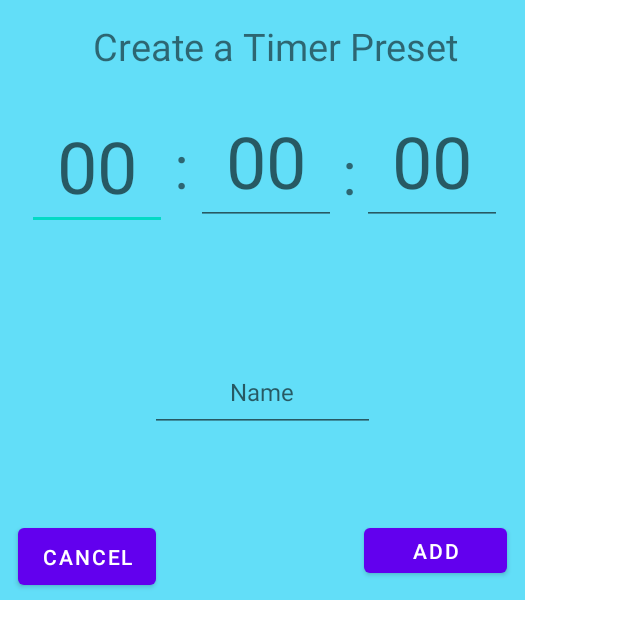
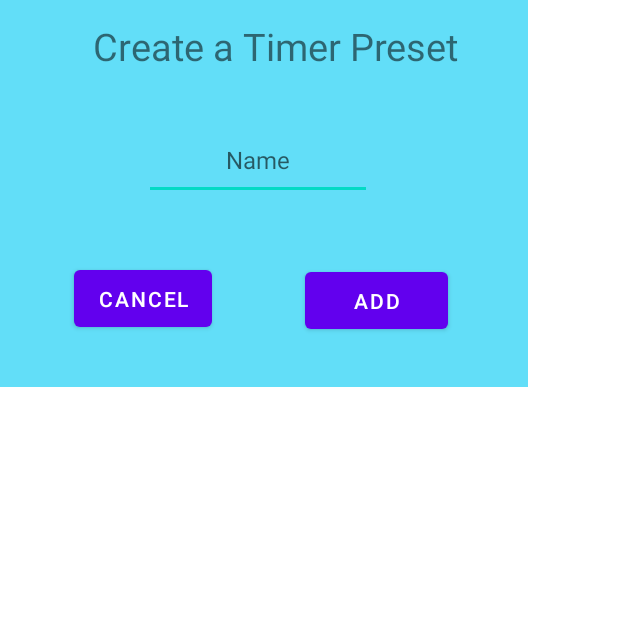
Before and after one commit to calicojack1720/LookOut, an Android app: the layout timer_popup_window.xml on its own in the app's theme, with its tools: preview values and no code run, on a phone screen of 412 x 824 dp. Shown: the top 639 px of the screen. Run offline under Robolectric (Android 15) with nearby library versions, the phone set to English and light mode, and no system bars.

Commit message:
Created Firebase auth in TimerActivity.kt, finished Timer layouts, and began implementing TimerActivity code

```diff
--- a/LookOut/app/src/main/java/com/example/lologin/TimerActivity.kt
+++ b/LookOut/app/src/main/java/com/example/lologin/TimerActivity.kt
@@ -4,11 +4,21 @@ import androidx.appcompat.app.AppCompatActivity
 import android.os.Bundle
 import android.widget.EditText
 import android.widget.Button
+import android.widget.TextView
+import com.google.firebase.auth.FirebaseAuth
+import com.google.firebase.auth.ktx.auth
+import com.google.firebase.ktx.Firebase
 
+
+private lateinit var auth: FirebaseAuth
 class TimerActivity : AppCompatActivity() {
     override fun onCreate(savedInstanceState: Bundle?) {
         super.onCreate(savedInstanceState)
         setContentView(R.layout.activity_timers)
+
+        //initializing Firebase
+        auth = Firebase.auth
+
 
         //Create val for timer_item.xml
         val timerView = layoutInflater.inflate(R.layout.activity_timers, null)
@@ -18,5 +28,50 @@ class TimerActivity : AppCompatActivity() {
         val inputTimerSeconds = timerView.findViewById<EditText>(R.id.TimerSeconds) //seconds input
 
         val startTimerButton = timerView.findViewById<Button>(R.id.StartTimer)  //start timer button
+
+        //create values to hold input time
+        val timerHours = inputTimerHours.text.toString().toIntOrNull()
+        val timerMinutes = inputTimerMinutes.text.toString().toIntOrNull()
+        val timerSeconds = inputTimerSeconds.text.toString().toIntOrNull()
+
+        //Checking for valid timer values
+        if (timerHours != null && timerHours in 0..99 && timerMinutes != null && timerMinutes in 0..59 && timerSeconds != null && timerSeconds in 0..59) {
+            //UserInput of Timer Time into Layout
+            var textViewString = ""
+            //TODO: not sure what existing_alarm_time is supposed to be
+            val timeTextView = timerView.findViewById<TextView>(R.id.existing_alarm_time)
+            if ((timerHours in 0..9) && (timerMinutes > 9) && (timerSeconds > 9)) {
+                textViewString = "0$timerHours:$timerMinutes:$timerSeconds"
+                timeTextView.text = textViewString
+            }
+            else if((timerHours in 0..9) && (timerMinutes in 0..9) && (timerSeconds > 9)) {
+                textViewString = "0$timerHours:0$timerMinutes:$timerSeconds"
+                timeTextView.text = textViewString
+            }
+            else if ((timerHours in 0..9) && (timerMinutes > 9) && (timerSeconds in 0..9)) {
+                textViewString = "0$timerHours:$timerMinutes:0$timerSeconds"
+                timeTextView.text = textViewString
+            }
+            else if ((timerHours > 9) && (timerMinutes in 0..9) && (timerSeconds > 9)) {
+                textViewString = "$timerHours:0$timerMinutes:$timerSeconds"
+                timeTextView.text = textViewString
+            }
+            else if ((timerHours > 9) && (timerMinutes in 0..9) && (timerSeconds in 0..9)) {
+                textViewString = "$timerHours:0$timerMinutes:$timerSeconds"
+                timeTextView.text = textViewString
+            }
+            else if ((timerHours > 9) && (timerMinutes > 9) && (timerSeconds in 0..9)) {
+                textViewString = "$timerHours:$timerMinutes:0$timerSeconds"
+                timeTextView.text = textViewString
+            }
+            else if ((timerHours in 0..9) && (timerMinutes in 0..9) && (timerSeconds in 0..9)) {
+                textViewString = "0$timerHours:0$timerMinutes:0$timerSeconds"
+                timeTextView.text = textViewString
+            }
+            else {
+                textViewString = "$timerHours:$timerMinutes:$timerSeconds"
+                timeTextView.text = textViewString
+            }
+        }
     }
 }
--- a/LookOut/app/src/main/res/layout/timer_popup_window.xml
+++ b/LookOut/app/src/main/res/layout/timer_popup_window.xml
@@ -6,8 +6,8 @@
     android:layout_height="match_parent">
 
     <RelativeLayout
-        android:layout_width="350dp"
-        android:layout_height="400dp"
+        android:layout_width="352dp"
+        android:layout_height="258dp"
         android:background="#62def8">
 
         <!--CODE BELOW COMMENTED OUT HAS NO USE-->
@@ -32,53 +32,6 @@
         <!--        android:textSize="25sp" />-->
 
 
-        <EditText
-            android:id="@+id/hours"
-            android:layout_width="93dp"
-            android:layout_height="84dp"
-            android:layout_alignParentStart="true"
-            android:layout_alignParentTop="true"
-            android:layout_marginStart="18dp"
-            android:layout_marginTop="69dp"
-            android:autofillHints=""
-            android:ems="10"
-            android:gravity="center_horizontal"
-            android:hint="00"
-            android:inputType="number"
-            android:textSize="48sp" />
-
-        <EditText
-            android:id="@+id/minutes"
-            android:layout_width="93dp"
-            android:layout_height="84dp"
-            android:layout_alignParentTop="true"
-            android:layout_alignParentEnd="true"
-            android:layout_marginTop="66dp"
-            android:layout_marginEnd="126dp"
-            android:ems="10"
-            android:gravity="center_horizontal"
-            android:hint="00"
-            android:inputType="number"
-            android:textSize="48sp" />
-
-        <EditText
-            android:id="@+id/name_text_box"
-            android:layout_width="150dp"
-            android:layout_height="wrap_content"
-            android:layout_alignParentStart="true"
-            android:layout_alignParentEnd="true"
-            android:layout_marginStart="100dp"
-            android:layout_marginTop="240dp"
-            android:layout_marginEnd="100dp"
-            android:gravity="center_horizontal"
-            android:hint="Name"
-            android:importantForAutofill="no"
-            android:inputType="text"
-            android:maxLines="1"
-            android:minHeight="48dp"
-            android:textAlignment="center"
-            android:textSize="16sp" />
-
         <!--    //Legacy Time Entry for debugging in case of bugs with new system-->
         <!--    <EditText-->
         <!--        android:id="@+id/time_entry"-->
@@ -96,15 +49,35 @@
         <!--        android:textAlignment="center"-->
         <!--        android:textSize="15sp" />-->
 
+        <EditText
+            android:id="@+id/name_text_box"
+            android:layout_width="150dp"
+            android:layout_height="wrap_content"
+            android:layout_below="@+id/preset_message"
+            android:layout_alignParentStart="true"
+            android:layout_alignParentEnd="true"
+            android:layout_marginStart="96dp"
+            android:layout_marginTop="28dp"
+            android:layout_marginEnd="104dp"
+            android:gravity="center_horizontal"
+            android:hint="Name"
+            android:importantForAutofill="no"
+            android:inputType="text"
+            android:maxLines="1"
+            android:minHeight="48dp"
+            android:textAlignment="center"
+            android:textSize="16sp" />
+
         <Button
             android:id="@+id/cancel_button"
             android:layout_width="wrap_content"
             android:layout_height="50dp"
             android:layout_alignParentStart="true"
             android:layout_alignParentTop="true"
-            android:layout_marginStart="12dp"
-            android:layout_marginTop="346dp"
+            android:layout_marginStart="49dp"
+            android:layout_marginTop="174dp"
             android:text="Cancel" />
+
 
         <Button
             android:id="@+id/submitbutton"
@@ -112,23 +85,11 @@
             android:layout_height="50dp"
             android:layout_alignParentTop="true"
             android:layout_alignParentEnd="true"
-            android:layout_marginTop="346dp"
-            android:layout_marginEnd="12dp"
+            android:layout_marginTop="175dp"
+            android:layout_marginEnd="53dp"
             android:layout_marginBottom="12dp"
             android:color="@color/button_background"
             android:text="Add" />
-
-
-        <TextView
-            android:id="@+id/colon"
-            android:layout_width="wrap_content"
-            android:layout_height="wrap_content"
-            android:layout_alignParentTop="true"
-            android:layout_alignParentEnd="true"
-            android:layout_marginTop="83dp"
-            android:layout_marginEnd="224dp"
-            android:text=":"
-            android:textSize="40sp" />
 
         <TextView
             android:id="@+id/preset_message"
@@ -142,31 +103,6 @@
             android:layout_marginEnd="43dp"
             android:text="Create a Timer Preset"
             android:textSize="25sp" />
-
-        <TextView
-            android:id="@+id/colon3"
-            android:layout_width="wrap_content"
-            android:layout_height="wrap_content"
-            android:layout_alignParentTop="true"
-            android:layout_alignParentEnd="true"
-            android:layout_marginTop="87dp"
-            android:layout_marginEnd="112dp"
-            android:text=":"
-            android:textSize="40sp" />
-
-        <EditText
-            android:id="@+id/seconds"
-            android:layout_width="93dp"
-            android:layout_height="84dp"
-            android:layout_alignParentTop="true"
-            android:layout_alignParentEnd="true"
-            android:layout_marginTop="66dp"
-            android:layout_marginEnd="15dp"
-            android:ems="10"
-            android:gravity="center_horizontal"
-            android:hint="00"
-            android:inputType="number"
-            android:textSize="48sp" />
 
         <!--    <ToggleButton-->
         <!--        android:id="@+id/toggleAMPM"-->
```
